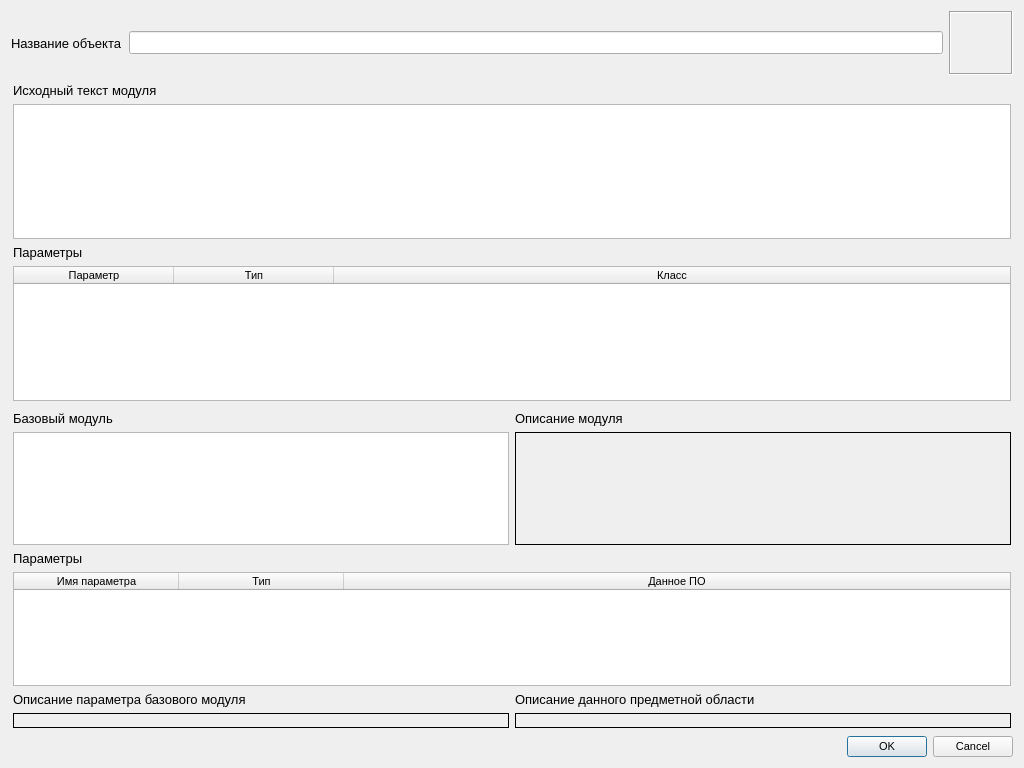
Qt form RC_Qt5/src/editor/dialogs/qactoreditor.ui (graf-abolmasov/PGraph) before a commit.
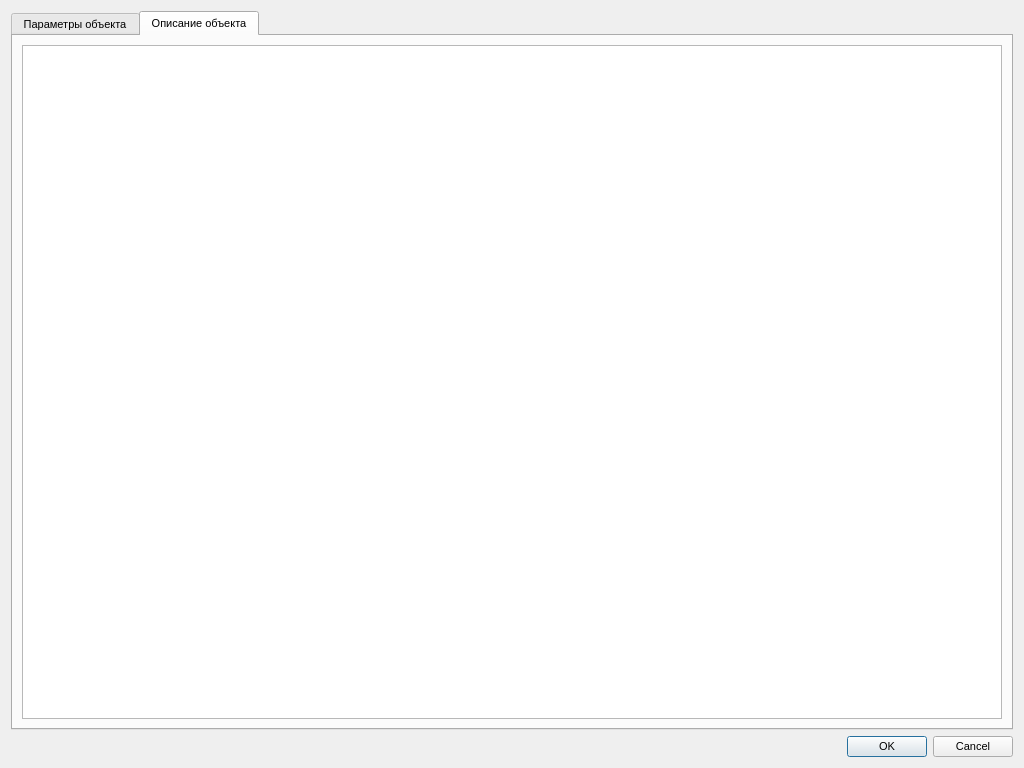
The same form after that commit. Icons and pictures are not drawn. Custom widgets are drawn as their Qt base class.

Patch:
```diff
--- a/RC_Qt5/src/editor/dialogs/qactoreditor.ui
+++ b/RC_Qt5/src/editor/dialogs/qactoreditor.ui
@@ -52,11 +52,21 @@
   <property name="modal">
    <bool>true</bool>
   </property>
-  <layout class="QVBoxLayout" name="verticalLayout_5" stretch="0,1,1,1">
+  <layout class="QVBoxLayout" name="verticalLayout_5" stretch="0,1">
    <property name="sizeConstraint">
     <enum>QLayout::SetMaximumSize</enum>
    </property>
    <item>
+    <widget class="QTabWidget" name="tabWidget">
+     <property name="currentIndex">
+      <number>1</number>
+     </property>
+     <widget class="QWidget" name="objectTab">
+      <attribute name="title">
+       <string>Параметры объекта</string>
+      </attribute>
+      <layout class="QVBoxLayout" name="verticalLayout_9">
+       <item>
     <layout class="QHBoxLayout" name="horizontalLayout_5">
      <item>
       <layout class="QHBoxLayout" name="horizontalLayout_8">
@@ -538,6 +548,31 @@
      </layout>
     </widget>
    </item>
+      </layout>
+      <zorder></zorder>
+      <zorder>normalWidget</zorder>
+      <zorder>inlineWidget</zorder>
+     </widget>
+     <widget class="QWidget" name="tab_2">
+      <attribute name="title">
+       <string>Описание объекта</string>
+      </attribute>
+      <layout class="QVBoxLayout" name="verticalLayout_10">
+       <item>
+        <widget class="QTextEdit" name="infoEditor">
+         <property name="html">
+          <string>&lt;!DOCTYPE HTML PUBLIC &quot;-//W3C//DTD HTML 4.0//EN&quot; &quot;http://www.w3.org/TR/REC-html40/strict.dtd&quot;&gt;
+&lt;html&gt;&lt;head&gt;&lt;meta name=&quot;qrichtext&quot; content=&quot;1&quot; /&gt;&lt;style type=&quot;text/css&quot;&gt;
+p, li { white-space: pre-wrap; }
+&lt;/style&gt;&lt;/head&gt;&lt;body style=&quot; font-family:'Sans Serif'; font-size:8pt; font-weight:400; font-style:normal;&quot;&gt;
+&lt;p style=&quot; margin-top:12px; margin-bottom:12px; margin-left:0px; margin-right:0px; -qt-block-indent:0; text-indent:0px;&quot;&gt;&lt;br /&gt;&lt;/p&gt;&lt;/body&gt;&lt;/html&gt;</string>
+         </property>
+        </widget>
+       </item>
+      </layout>
+     </widget>
+    </widget>
+   </item>
    <item>
     <widget class="QDialogButtonBox" name="buttonBox">
      <property name="orientation">
```
Left out of the diff: 3 changed lines with no effect on the pictures. Lines whose indentation alone changed are shown as unchanged.
